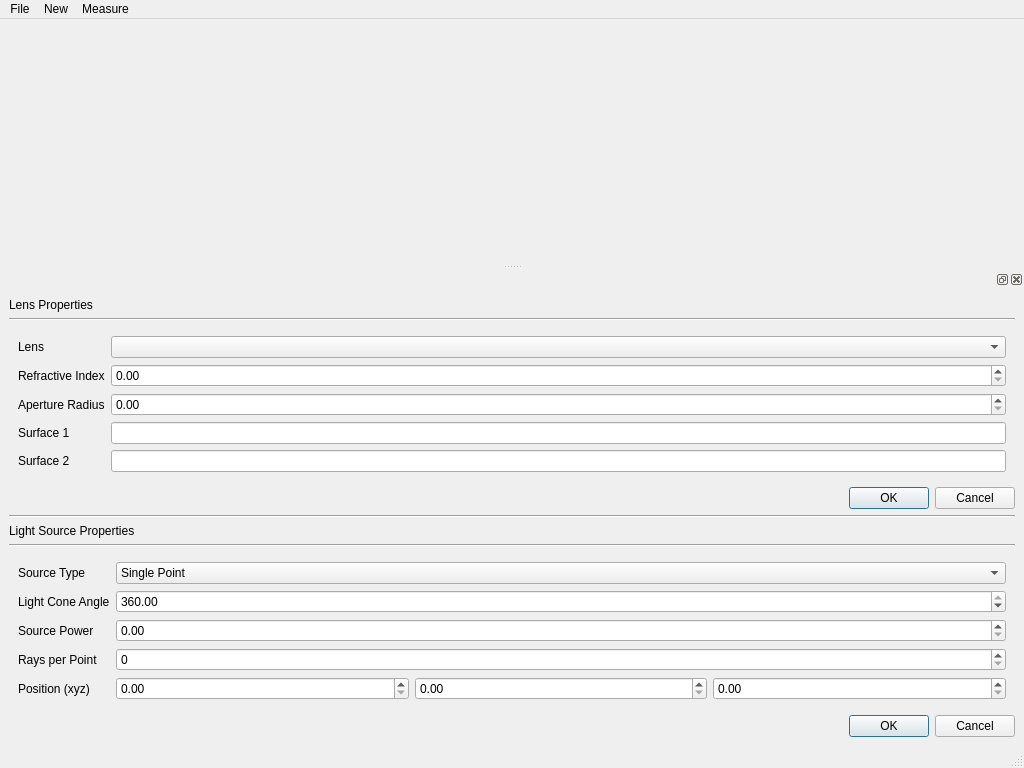
ProPane865/OpticsSimulator, file ui/main.ui: the form before one commit.
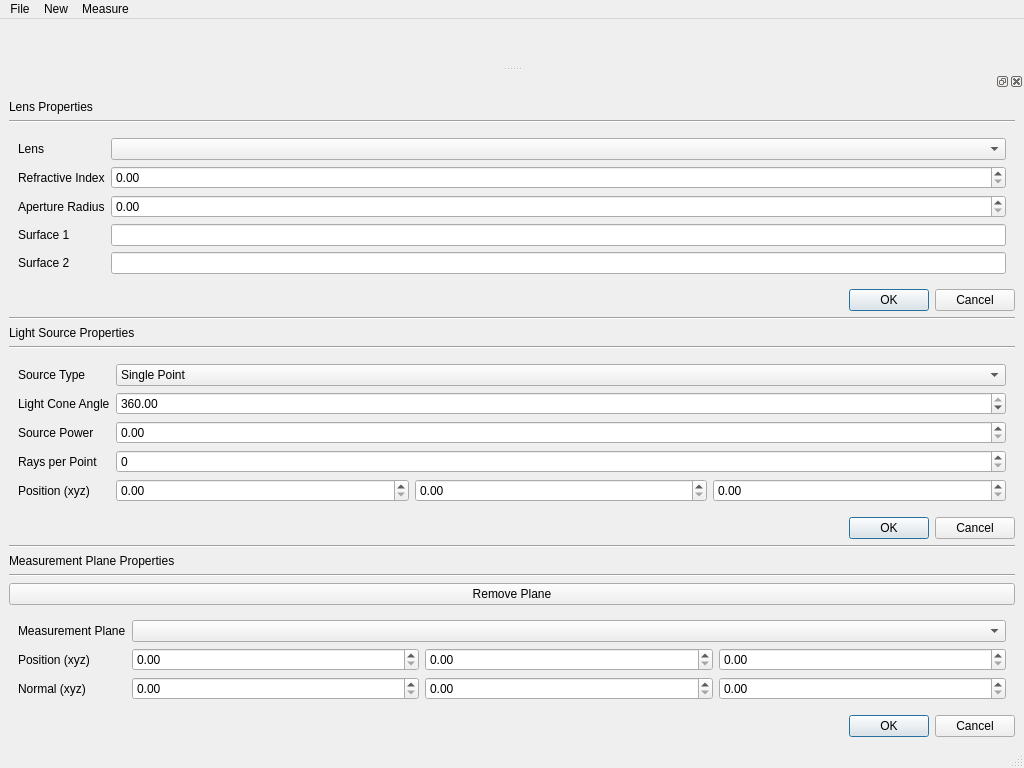
The form after the commit.

Commit message: Implemented configuration panel for measurement plane

Patch:
```diff
--- a/ui/main.ui
+++ b/ui/main.ui
@@ -274,6 +274,131 @@
        </property>
       </widget>
      </item>
+     <item>
+      <widget class="Line" name="line_4">
+       <property name="orientation">
+        <enum>Qt::Orientation::Horizontal</enum>
+       </property>
+      </widget>
+     </item>
+     <item>
+      <widget class="QLabel" name="label_13">
+       <property name="sizePolicy">
+        <sizepolicy hsizetype="Preferred" vsizetype="Fixed">
+         <horstretch>0</horstretch>
+         <verstretch>0</verstretch>
+        </sizepolicy>
+       </property>
+       <property name="text">
+        <string>Measurement Plane Properties</string>
+       </property>
+      </widget>
+     </item>
+     <item>
+      <widget class="Line" name="line_5">
+       <property name="orientation">
+        <enum>Qt::Orientation::Horizontal</enum>
+       </property>
+      </widget>
+     </item>
+     <item>
+      <widget class="QPushButton" name="pushButton">
+       <property name="text">
+        <string>Remove Plane</string>
+       </property>
+      </widget>
+     </item>
+     <item>
+      <widget class="QWidget" name="widget_4" native="true">
+       <layout class="QFormLayout" name="formLayout_3">
+        <item row="0" column="0">
+         <widget class="QLabel" name="label_14">
+          <property name="text">
+           <string>Measurement Plane</string>
+          </property>
+         </widget>
+        </item>
+        <item row="0" column="1">
+         <widget class="QComboBox" name="comboBox_2"/>
+        </item>
+        <item row="1" column="0">
+         <widget class="QLabel" name="label_15">
+          <property name="text">
+           <string>Position (xyz)</string>
+          </property>
+         </widget>
+        </item>
+        <item row="1" column="1">
+         <widget class="QWidget" name="widget_5" native="true">
+          <layout class="QHBoxLayout" name="horizontalLayout_2">
+           <property name="leftMargin">
+            <number>0</number>
+           </property>
+           <property name="topMargin">
+            <number>0</number>
+           </property>
+           <property name="rightMargin">
+            <number>0</number>
+           </property>
+           <property name="bottomMargin">
+            <number>0</number>
+           </property>
+           <item>
+            <widget class="QDoubleSpinBox" name="doubleSpinBox_5"/>
+           </item>
+           <item>
+            <widget class="QDoubleSpinBox" name="doubleSpinBox_6"/>
+           </item>
+           <item>
+            <widget class="QDoubleSpinBox" name="doubleSpinBox_7"/>
+           </item>
+          </layout>
+         </widget>
+        </item>
+        <item row="2" column="0">
+         <widget class="QLabel" name="label_16">
+          <property name="text">
+           <string>Normal (xyz)</string>
+          </property>
+         </widget>
+        </item>
+        <item row="2" column="1">
+         <widget class="QWidget" name="widget_6" native="true">
+          <layout class="QHBoxLayout" name="horizontalLayout_3">
+           <property name="leftMargin">
+            <number>0</number>
+           </property>
+           <property name="topMargin">
+            <number>0</number>
+           </property>
+           <property name="rightMargin">
+            <number>0</number>
+           </property>
+           <property name="bottomMargin">
+            <number>0</number>
+           </property>
+           <item>
+            <widget class="QDoubleSpinBox" name="doubleSpinBox_8"/>
+           </item>
+           <item>
+            <widget class="QDoubleSpinBox" name="doubleSpinBox_9"/>
+           </item>
+           <item>
+            <widget class="QDoubleSpinBox" name="doubleSpinBox_10"/>
+           </item>
+          </layout>
+         </widget>
+        </item>
+       </layout>
+      </widget>
+     </item>
+     <item>
+      <widget class="QDialogButtonBox" name="buttonBox_2">
+       <property name="standardButtons">
+        <set>QDialogButtonBox::StandardButton::Cancel|QDialogButtonBox::StandardButton::Ok</set>
+       </property>
+      </widget>
+     </item>
     </layout>
    </widget>
   </widget>
```
The commit also changes 2 other files.
